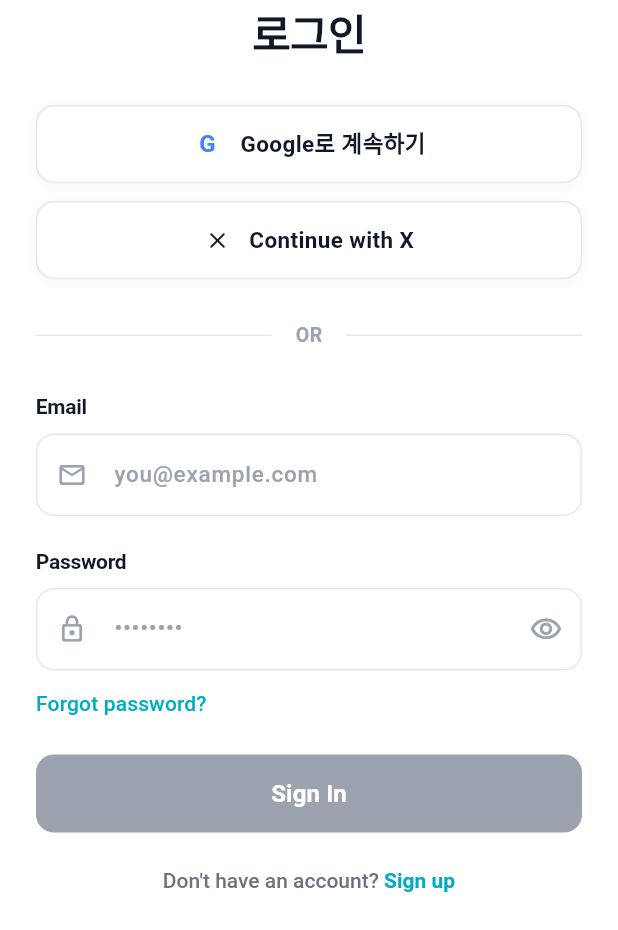
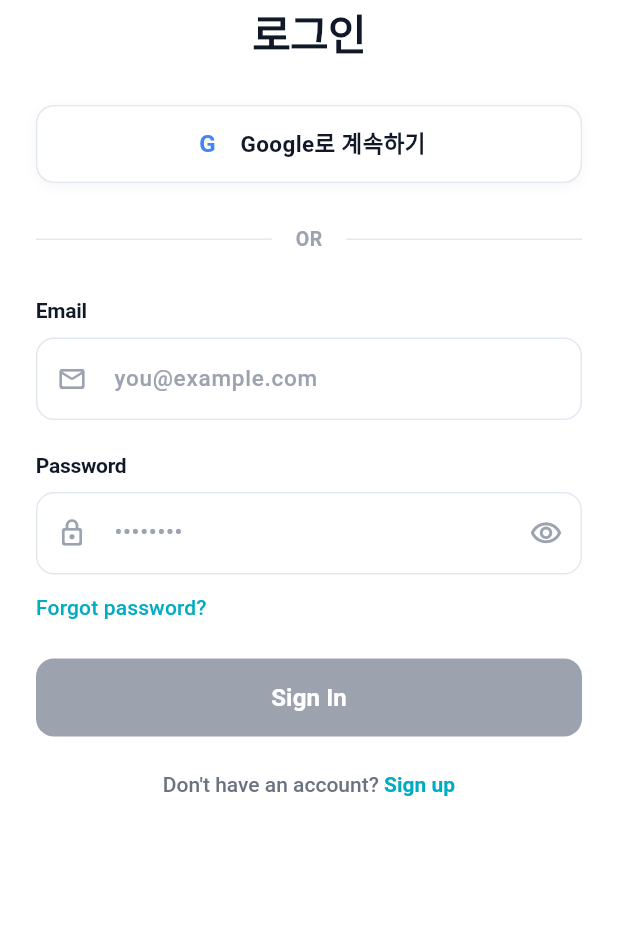
Before and after one commit to hyerin10/art_port, a Flutter app: the screen it shows after launch, after a tap on the "person outline" icon, on a phone screen of 412 x 824 dp, the part 306-1236 px from its top. Run offline on Flutter 3.47's test engine with Material 3 defaults, Android fonts, the phone set to English and light mode, and no system bars; our stand-ins replace file_picker, flutter_riverpod, flutter_secure_storage, google_sign_in, image_picker; missing offline and left inert: gal; network calls fail.

Commit message:
chore: 로그인 화면에서 X(Twitter) 소셜 로그인 UI 제거

```diff
--- a/lib/features/auth/sign_in_view.dart
+++ b/lib/features/auth/sign_in_view.dart
@@ -140,13 +140,6 @@ class _SignInViewState extends ConsumerState<SignInView> {
                       isLoading: form.isGoogleSubmitting,
                       onPressed: _onGoogleSignIn,
                     ),
-                    const SizedBox(height: 12),
-                    SocialLoginButton(
-                      label: 'Continue with X',
-                      leading: const XLogo(),
-                      enabled: form.canSocialSubmit,
-                      onPressed: () {},
-                    ),
                     const SizedBox(height: 28),
                     const _OrDivider(),
                     const SizedBox(height: 28),
--- a/lib/features/auth/widgets/social_login_button.dart
+++ b/lib/features/auth/widgets/social_login_button.dart
@@ -94,16 +94,3 @@ class GoogleLogo extends StatelessWidget {
     );
   }
 }
-
-class XLogo extends StatelessWidget {
-  const XLogo({super.key});
-
-  @override
-  Widget build(BuildContext context) {
-    return const Icon(
-      Icons.close_rounded,
-      size: 18,
-      color: AppColors.textPrimary,
-    );
-  }
-}
```
